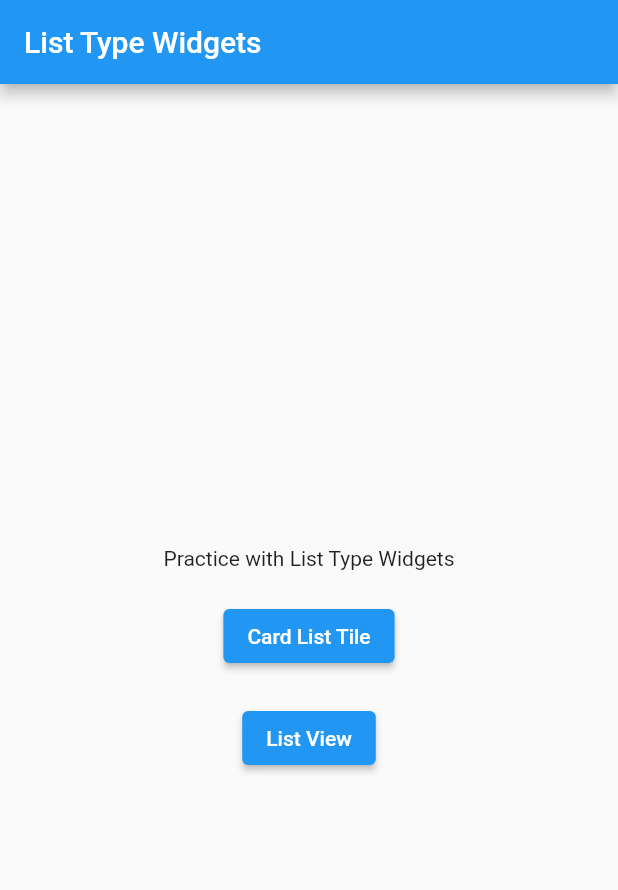
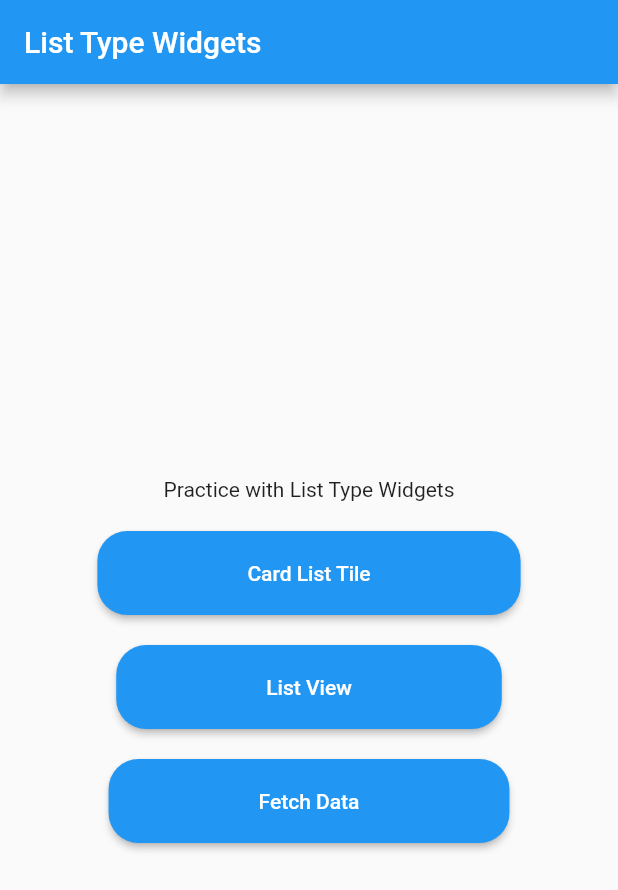
Before and after one commit to algonacci/list-type-widgets, a Flutter app: the screen it shows after launch, on a phone screen of 412 x 824 dp. Shown: the top 890 px of the screen. Run offline on Flutter 3.47's test engine with Material 2 defaults, Android fonts, the phone set to English and light mode, and no system bars.

Commit message:
add http fetch data

```diff
--- a/lib/home.dart
+++ b/lib/home.dart
@@ -21,6 +21,17 @@ class HomePage extends StatelessWidget {
             ),
             ElevatedButton(
               onPressed: () => Navigator.pushNamed(context, '/card-list-tile'),
+              style: ElevatedButton.styleFrom(
+                padding: const EdgeInsets.symmetric(
+                  horizontal: 100,
+                  vertical: 20,
+                ),
+                shape: RoundedRectangleBorder(
+                  borderRadius: BorderRadius.circular(
+                    20,
+                  ),
+                ),
+              ),
               child: const Text('Card List Tile'),
             ),
             const SizedBox(
@@ -28,7 +39,36 @@ class HomePage extends StatelessWidget {
             ),
             ElevatedButton(
               onPressed: () => Navigator.pushNamed(context, '/list-view'),
+              style: ElevatedButton.styleFrom(
+                padding: const EdgeInsets.symmetric(
+                  horizontal: 100,
+                  vertical: 20,
+                ),
+                shape: RoundedRectangleBorder(
+                  borderRadius: BorderRadius.circular(
+                    20,
+                  ),
+                ),
+              ),
               child: const Text('List View'),
+            ),
+            const SizedBox(
+              height: 20,
+            ),
+            ElevatedButton(
+              onPressed: () => Navigator.pushNamed(context, '/fetch-data'),
+              style: ElevatedButton.styleFrom(
+                padding: const EdgeInsets.symmetric(
+                  horizontal: 100,
+                  vertical: 20,
+                ),
+                shape: RoundedRectangleBorder(
+                  borderRadius: BorderRadius.circular(
+                    20,
+                  ),
+                ),
+              ),
+              child: const Text('Fetch Data'),
             ),
           ],
         ),
--- a/lib/main.dart
+++ b/lib/main.dart
@@ -1,5 +1,6 @@
 import 'package:flutter/material.dart';
 import 'package:list_type_widgets/card_list_tile.dart';
+import 'package:list_type_widgets/fetch_dart.dart';
 import 'package:list_type_widgets/home.dart';
 import 'package:list_type_widgets/list_view.dart';
 
@@ -21,6 +22,7 @@ class MyApp extends StatelessWidget {
       routes: {
         '/card-list-tile': (context) => const CardListTile(),
         '/list-view': (context) => UsingListView(),
+        '/fetch-data': (context) => const FetchData()
       },
     );
   }
```
Also changed, not shown: lib/fetch_dart.dart (added, +55 -0 lines), pubspec.yaml (+4 -4 lines), pubspec.lock.
